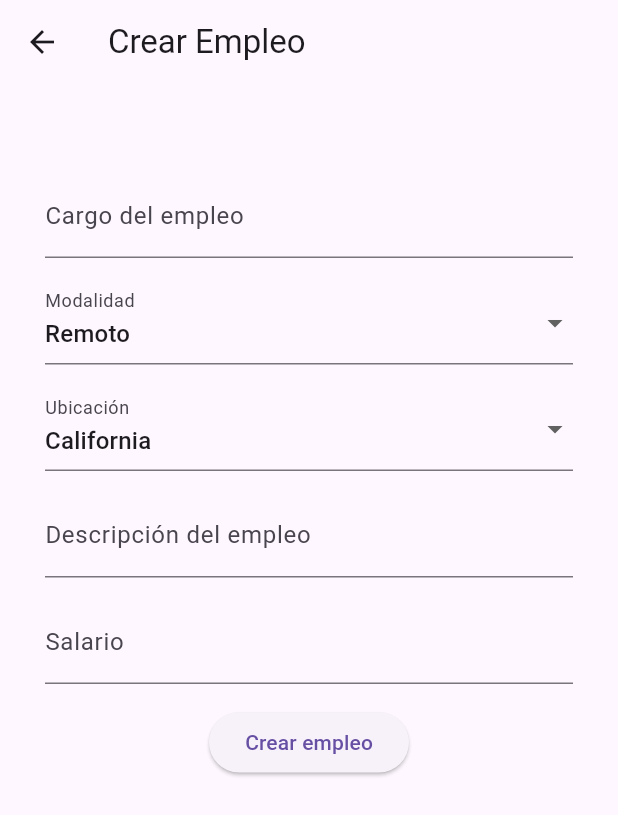
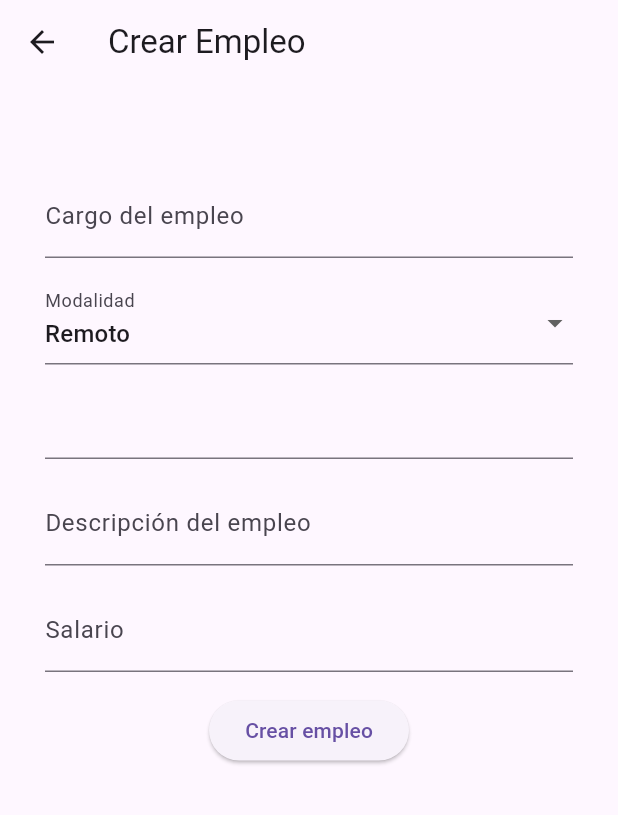
Before and after one commit to JhonOlivares26/CVault, a Flutter app: the CreateJobPage screen opened directly, on a phone screen of 412 x 824 dp. Shown: the top 815 px of the screen. Run offline on Flutter 3.47's test engine with Material 3 defaults, Android fonts, the phone set to English and light mode, and no system bars; our stand-ins replace animate_do, cloud_firestore, file_picker, firebase_auth, firebase_core, firebase_storage and 3 more; accounts and stored records are empty; network calls fail.

Commit message:
location field with options

```diff
--- a/lib/views/pages/CreateJob.dart
+++ b/lib/views/pages/CreateJob.dart
@@ -22,7 +22,7 @@ class _CreateJobPageState extends State<CreateJobPage> {
 
   // Opciones para los campos de modalidad y ubicación
   List<String> _modalityOptions = ['Remoto', 'Presencial', 'Mixto'];
-  List<String> _locationOptions = ['Medellín', 'Bogotá', 'California', 'Otro lugar'];
+  List<String> _locationOptions = ['Medellín', 'Bogotá', 'California', 'Buenos Aires'];
 
   final UserService _userService = UserService();
 
@@ -91,18 +91,18 @@ class _CreateJobPageState extends State<CreateJobPage> {
                   },
                 ),
                 const SizedBox(height: 15.0),
-                DropdownButtonFormField(
-                  decoration: const InputDecoration(labelText: 'Ubicación'),
-                  value: _location,
-                  items: _locationOptions.map((String option) {
-                    return DropdownMenuItem(
-                      value: option,
-                      child: Text(option),
-                    );
-                  }).toList(),
-                  onChanged: (value) {
+                Autocomplete<String>(
+                  optionsBuilder: (TextEditingValue textEditingValue) {
+                    if (textEditingValue.text == '') {
+                      return _locationOptions; // Devuelve todas las opciones si el usuario no ha escrito nada
+                    }
+                    return _locationOptions.where((String option) {
+                      return option.contains(textEditingValue.text.toLowerCase());
+                    });
+                  },
+                  onSelected: (String selection) {
                     setState(() {
-                      _location = value.toString();
+                      _location = selection;
                     });
                   },
                 ),
```
